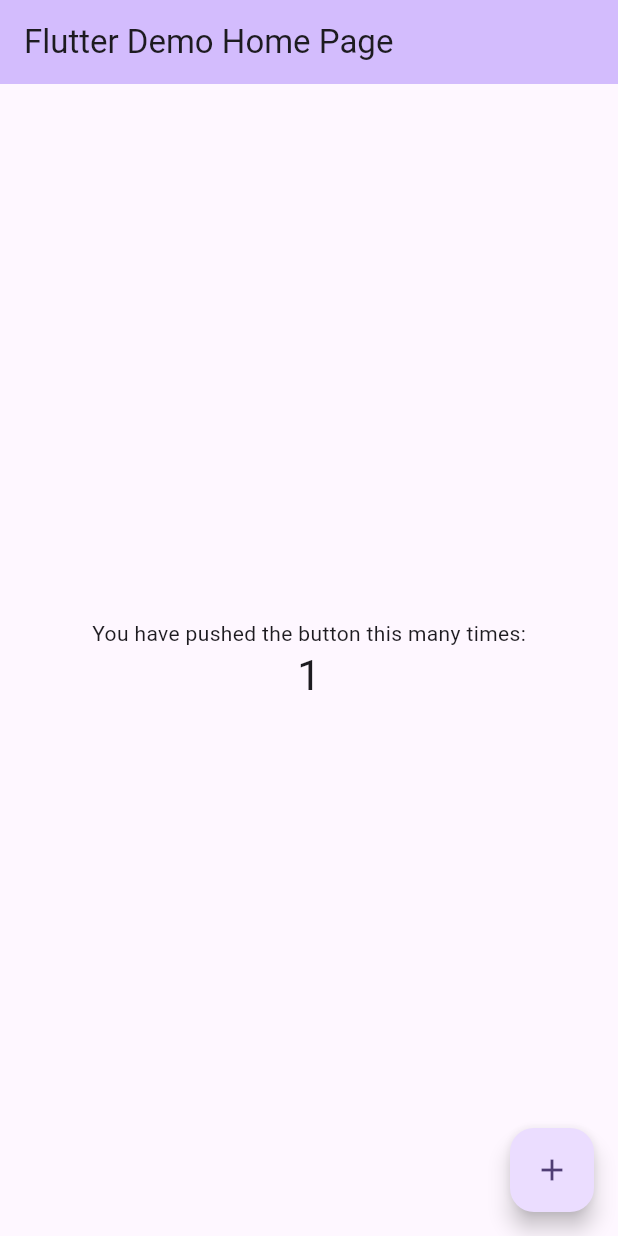
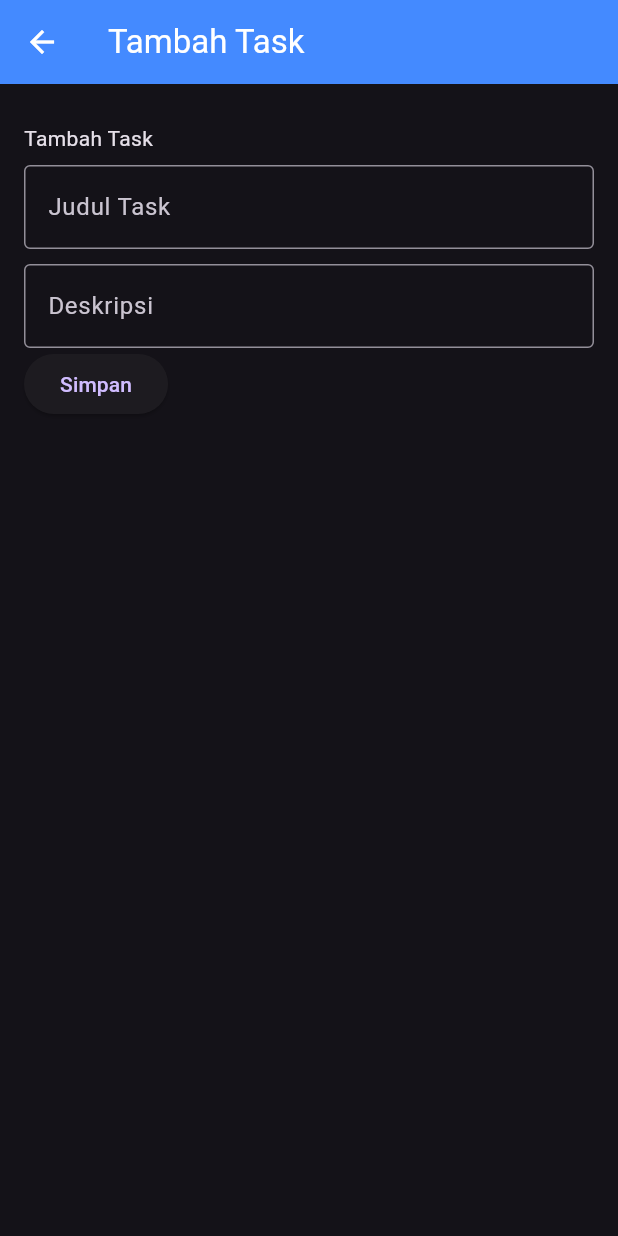
Before and after one commit to fahrifariski570-hub/Task-Manager, a Flutter app: the screen it shows after launch, after a tap on the "add" icon, on a phone screen of 412 x 824 dp. Run offline on Flutter 3.47's test engine with Material 3 defaults, Android fonts, the phone set to English and light mode, and no system bars; network calls fail.

```diff
--- /dev/null
+++ b/lib/add_task_page.dart
@@ -0,0 +1,75 @@
+import 'package:flutter/material.dart';
+import 'package:http/http.dart' as http;
+
+class AddTaskPage extends StatefulWidget {
+  const AddTaskPage({super.key});
+
+  @override
+  State<AddTaskPage> createState() => _AddTaskPageState();
+}
+
+class _AddTaskPageState extends State<AddTaskPage> {
+  Future<void> addTask() async {
+    final response = await http.post(
+      Uri.parse("http://localhost/task_manager_api/add_task.php"),
+      body: {
+        "title": _judulController.text,
+        "description": _deskripsiController.text,
+      },
+    );
+
+    if (response.statusCode == 200) {
+      debugPrint(response.body);
+      Navigator.pop(context, true);
+    }
+  }
+
+  final _judulController = TextEditingController();
+  final _deskripsiController = TextEditingController();
+
+  @override
+  void dispose() {
+    _judulController.dispose();
+    _deskripsiController.dispose();
+    super.dispose();
+  }
+
+  @override
+  Widget build(BuildContext context) {
+    return Scaffold(
+      appBar: AppBar(
+        title: Text("Tambah Task"),
+        backgroundColor: Colors.blueAccent,
+        foregroundColor: Colors.white,
+      ),
+
+      body: Padding(
+        padding: EdgeInsets.all(16),
+        child: Column(
+          crossAxisAlignment: CrossAxisAlignment.start,
+          children: [
+            SizedBox(height: 10),
+            Text("Tambah Task"),
+            SizedBox(height: 8),
+            TextField(
+              controller: _judulController,
+              decoration: InputDecoration(
+                labelText: "Judul Task",
+                border: OutlineInputBorder(),
+              ),
+            ),
+            SizedBox(height: 10),
+            TextField(
+              controller: _deskripsiController,
+              decoration: InputDecoration(
+                labelText: "Deskripsi",
+                border: OutlineInputBorder(),
+              ),
+            ),
+            ElevatedButton(onPressed: addTask, child: Text("Simpan")),
+          ],
+        ),
+      ),
+    );
+  }
+}
--- /dev/null
+++ b/lib/home.dart
@@ -0,0 +1,121 @@
+import 'dart:convert';
+
+import 'package:flutter/material.dart';
+import 'package:http/http.dart' as http;
+import 'package:task_manager/add_task_page.dart';
+
+class Home extends StatefulWidget {
+  const Home({super.key});
+
+  @override
+  State<Home> createState() => _HomeState();
+}
+
+class _HomeState extends State<Home> {
+  List<dynamic> tasks = [];
+
+  Future<void> gettasks() async {
+    final response = await http.get(
+      Uri.parse("http://localhost/task_manager_api/get_tasks.php"),
+    );
+
+    if (response.statusCode == 200) {
+      final data = jsonDecode(response.body);
+
+      setState(() {
+        tasks = data;
+      });
+    }
+  }
+
+  @override
+  void initState() {
+    super.initState();
+    gettasks();
+  }
+
+  @override
+  Widget build(BuildContext context) {
+    return Scaffold(
+      appBar: AppBar(title: Text("Task Manager")),
+      body: Padding(
+        padding: const EdgeInsets.all(16),
+        child: Column(
+          crossAxisAlignment: CrossAxisAlignment.start,
+          children: [
+            Text(
+              "Good Evening",
+              style: TextStyle(
+                fontSize: 28,
+                fontWeight: FontWeight.bold,
+                color: Colors.deepOrange,
+              ),
+            ),
+            SizedBox(height: 8),
+            Text("3 Task Remaining"),
+            SizedBox(height: 24),
+            Text("TODAY"),
+            SizedBox(height: 8),
+
+            Expanded(
+              child: ListView.builder(
+                itemCount: tasks.length,
+                itemBuilder: (context, index) {
+                  final task = tasks[index];
+                },
+              ),
+            ),
+            Card(
+              child: Padding(
+                padding: EdgeInsets.all(16),
+                child: Row(
+                  crossAxisAlignment: CrossAxisAlignment.center,
+                  children: [
+                    Icon(Icons.check_circle_outline),
+                    SizedBox(width: 12),
+                    Column(
+                      children: [
+                        Text(
+                          tasks.isNotEmpty ? tasks[0]["title"] : "loading. . .",
+                        ),
+                        Text(tasks.isNotEmpty ? tasks[0]["title"] : ""),
+                      ],
+                    ),
+                  ],
+                ),
+              ),
+            ),
+
+            Card(
+              child: Padding(
+                padding: EdgeInsets.all(16),
+                child: Row(
+                  crossAxisAlignment: CrossAxisAlignment.start,
+                  children: [
+                    Icon(Icons.check_circle_outline),
+                    SizedBox(width: 12),
+                    Column(children: [Text("Latihan Git"), Text("Complated")]),
+                  ],
+                ),
+              ),
+            ),
+          ],
+        ),
+      ),
+
+      floatingActionButton: FloatingActionButton(
+        onPressed: () async {
+          final result = await Navigator.push(
+            context,
+            MaterialPageRoute(builder: (context) => AddTaskPage()),
+          );
+
+          if (result == true) {
+            gettasks();
+          }
+        },
+        child: const Icon(Icons.add),
+      ),
+    );
+  }
+}
--- a/lib/main.dart
+++ b/lib/main.dart
@@ -1,122 +1,20 @@
 import 'package:flutter/material.dart';
 
+import 'home.dart';
+
 void main() {
-  runApp(const MyApp());
+  runApp(const Main());
 }
 
-class MyApp extends StatelessWidget {
-  const MyApp({super.key});
+class Main extends StatelessWidget {
+  const Main({super.key});
 
-  // This widget is the root of your application.
   @override
   Widget build(BuildContext context) {
     return MaterialApp(
-      title: 'Flutter Demo',
-      theme: ThemeData(
-        // This is the theme of your application.
-        //
-        // TRY THIS: Try running your application with "flutter run". You'll see
-        // the application has a purple toolbar. Then, without quitting the app,
-        // try changing the seedColor in the colorScheme below to Colors.green
-        // and then invoke "hot reload" (save your changes or press the "hot
-        // reload" button in a Flutter-supported IDE, or press "r" if you used
-        // the command line to start the app).
-        //
-        // Notice that the counter didn't reset back to zero; the application
-        // state is not lost during the reload. To reset the state, use hot
-        // restart instead.
-        //
-        // This works for code too, not just values: Most code changes can be
-        // tested with just a hot reload.
-        colorScheme: .fromSeed(seedColor: Colors.deepPurple),
-      ),
-      home: const MyHomePage(title: 'Flutter Demo Home Page'),
+      debugShowCheckedModeBanner: false,
+      theme: ThemeData.dark(),
+      home: const Home(),
     );
   }
 }
-
-class MyHomePage extends StatefulWidget {
-  const MyHomePage({super.key, required this.title});
-
-  // This widget is the home page of your application. It is stateful, meaning
-  // that it has a State object (defined below) that contains fields that affect
-  // how it looks.
-
-  // This class is the configuration for the state. It holds the values (in this
-  // case the title) provided by the parent (in this case the App widget) and
-  // used by the build method of the State. Fields in a Widget subclass are
-  // always marked "final".
-
-  final String title;
-
-  @override
-  State<MyHomePage> createState() => _MyHomePageState();
-}
-
-class _MyHomePageState extends State<MyHomePage> {
-  int _counter = 0;
-
-  void _incrementCounter() {
-    setState(() {
-      // This call to setState tells the Flutter framework that something has
-      // changed in this State, which causes it to rerun the build method below
-      // so that the display can reflect the updated values. If we changed
-      // _counter without calling setState(), then the build method would not be
-      // called again, and so nothing would appear to happen.
-      _counter++;
-    });
-  }
-
-  @override
-  Widget build(BuildContext context) {
-    // This method is rerun every time setState is called, for instance as done
-    // by the _incrementCounter method above.
-    //
-    // The Flutter framework has been optimized to make rerunning build methods
-    // fast, so that you can just rebuild anything that needs updating rather
-    // than having to individually change instances of widgets.
-    return Scaffold(
-      appBar: AppBar(
-        // TRY THIS: Try changing the color here to a specific color (to
-        // Colors.amber, perhaps?) and trigger a hot reload to see the AppBar
-        // change color while the other colors stay the same.
-        backgroundColor: Theme.of(context).colorScheme.inversePrimary,
-        // Here we take the value from the MyHomePage object that was created by
-        // the App.build method, and use it to set our appbar title.
-        title: Text(widget.title),
-      ),
-      body: Center(
-        // Center is a layout widget. It takes a single child and positions it
-        // in the middle of the parent.
-        child: Column(
-          // Column is also a layout widget. It takes a list of children and
-          // arranges them vertically. By default, it sizes itself to fit its
-          // children horizontally, and tries to be as tall as its parent.
-          //
-          // Column has various properties to control how it sizes itself and
-          // how it positions its children. Here we use mainAxisAlignment to
-          // center the children vertically; the main axis here is the vertical
-          // axis because Columns are vertical (the cross axis would be
-          // horizontal).
-          //
-          // TRY THIS: Invoke "debug painting" (choose the "Toggle Debug Paint"
-          // action in the IDE, or press "p" in the console), to see the
-          // wireframe for each widget.
-          mainAxisAlignment: .center,
-          children: [
-            const Text('You have pushed the button this many times:'),
-            Text(
-              '$_counter',
-              style: Theme.of(context).textTheme.headlineMedium,
-            ),
-          ],
-        ),
-      ),
-      floatingActionButton: FloatingActionButton(
-        onPressed: _incrementCounter,
-        tooltip: 'Increment',
-        child: const Icon(Icons.add),
-      ),
-    );
-  }
-}
--- a/pubspec.yaml
+++ b/pubspec.yaml
@@ -34,6 +34,7 @@ dependencies:
   # The following adds the Cupertino Icons font to your application.
   # Use with the CupertinoIcons class for iOS style icons.
   cupertino_icons: ^1.0.8
+  http: ^1.6.0
 
 dev_dependencies:
   flutter_test:
```
Also changed, not shown: pubspec.lock, 1 other file.
